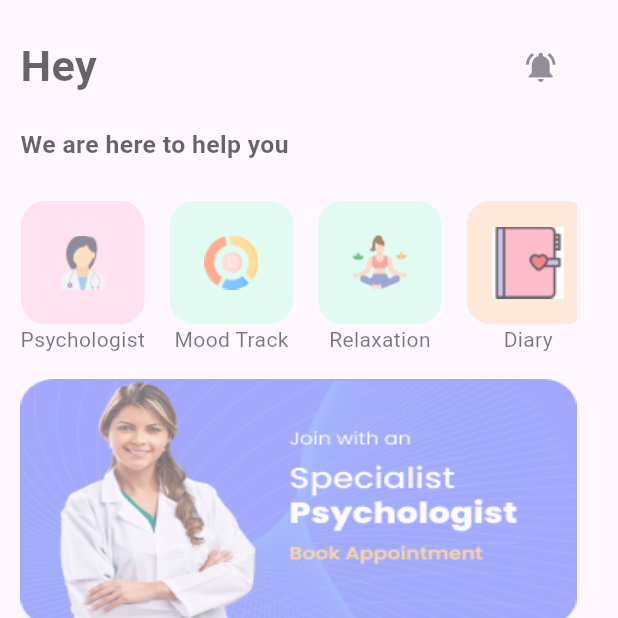
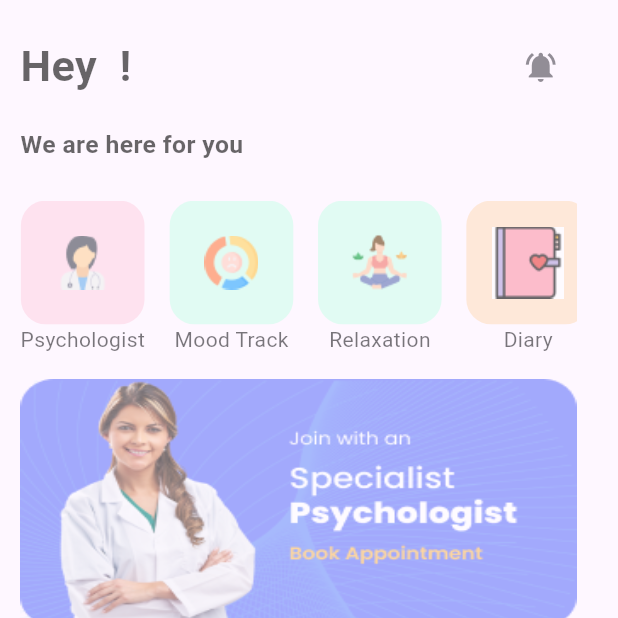
Before and after one commit to Riyaaaaan/Mental-Wellness, a Flutter app: the DashBoardPage screen opened directly, item 5 of the bottom bar chosen, after a tap on "Sign Out", on a phone screen of 412 x 824 dp, the top half of it. Run offline on Flutter 3.47's test engine with Material 3 defaults, Android fonts, the light colour scheme and no system bars; our stand-ins replace cloud_firestore, firebase_auth, firebase_core, flutter_calendar_carousel, flutter_tts, font_awesome_flutter and 5 more; accounts and stored records are empty; network calls fail.

Commit message:
Minor fixes

```diff
--- a/lib/provider/user_provider.dart
+++ b/lib/provider/user_provider.dart
@@ -1,5 +1,3 @@
-import 'dart:developer';
-
 import 'package:flutter/material.dart';
 import 'package:mental_wellness/auth_methods.dart';
 import 'package:mental_wellness/models/user.dart' as myUser;
--- a/lib/screens/chat.dart
+++ b/lib/screens/chat.dart
@@ -94,6 +94,7 @@ class _ChatScreenState extends State<ChatScreen> {
 
   @override
   Widget build(BuildContext context) {
+    Config().init(context);
     return Scaffold(
       backgroundColor: Colors.grey[200],
       appBar: AppBar(
--- a/lib/screens/dash_board.dart
+++ b/lib/screens/dash_board.dart
@@ -132,7 +132,7 @@ class _DashBoardPageState extends State<DashBoardPage> {
                   mainAxisAlignment: MainAxisAlignment.spaceBetween,
                   children: [
                     Text(
-                      "Hey ${user.username}",
+                      "Hey ${user.username} !",
                       style: TextStyle(
                         color: Colors.black,
                         fontSize: screenWidth * 0.07,
@@ -153,7 +153,7 @@ class _DashBoardPageState extends State<DashBoardPage> {
                 ),
                 SizedBox(height: screenHeight * 0.02),
                 Text(
-                  "We are here to help you",
+                  "We are here for you",
                   style: TextStyle(
                     color: Colors.black,
                     fontSize: screenWidth * 0.04,
--- a/lib/screens/profile.dart
+++ b/lib/screens/profile.dart
@@ -28,7 +28,6 @@ class _ProfilePageState extends State<ProfilePage> {
   @override
   Widget build(BuildContext context) {
     myUser.User user = Provider.of<UserProvider>(context).user;
-    bool isEditing = false;
 
     return Scaffold(
       appBar: AppBar(
@@ -55,15 +54,24 @@ class _ProfilePageState extends State<ProfilePage> {
                 ),
                 const SizedBox(height: 20),
                 ListTile(
-                  title: Text('Name: ${user.name}'),
+                  title: Text(
+                    'Name: ${user.name}',
+                    style: TextStyle(fontWeight: FontWeight.bold),
+                  ),
+                  leading: const Icon(Icons.person_pin),
+                ),
+                ListTile(
+                  title: Text(
+                    'Username: ${user.username}',
+                    style: TextStyle(fontWeight: FontWeight.bold),
+                  ),
                   leading: const Icon(Icons.person),
                 ),
                 ListTile(
-                  title: Text('Username: ${user.username}'),
-                  leading: const Icon(Icons.person),
-                ),
-                ListTile(
-                  title: Text('Email: ${user.email}'),
+                  title: Text(
+                    'Email: ${user.email}',
+                    style: TextStyle(fontWeight: FontWeight.bold),
+                  ),
                   leading: const Icon(Icons.email),
                 ),
                 const Divider(),
@@ -80,8 +88,6 @@ class _ProfilePageState extends State<ProfilePage> {
                           builder: (context) => const SupportPage()),
                     );
                   },
-                  enabled:
-                      !isEditing, // Disables the customer support tile during editing mode
                 ),
                 ListTile(
                   title: const Text(
@@ -94,8 +100,6 @@ class _ProfilePageState extends State<ProfilePage> {
                     await Future.delayed(const Duration(seconds: 1));
                     Navigator.of(context).pop();
                   },
-                  enabled:
-                      !isEditing, // Disables the sign out tile during editing mode
                 ),
               ],
             ),
```
Also changed, not shown: lib/screens/support.dart (+36 -18 lines).
